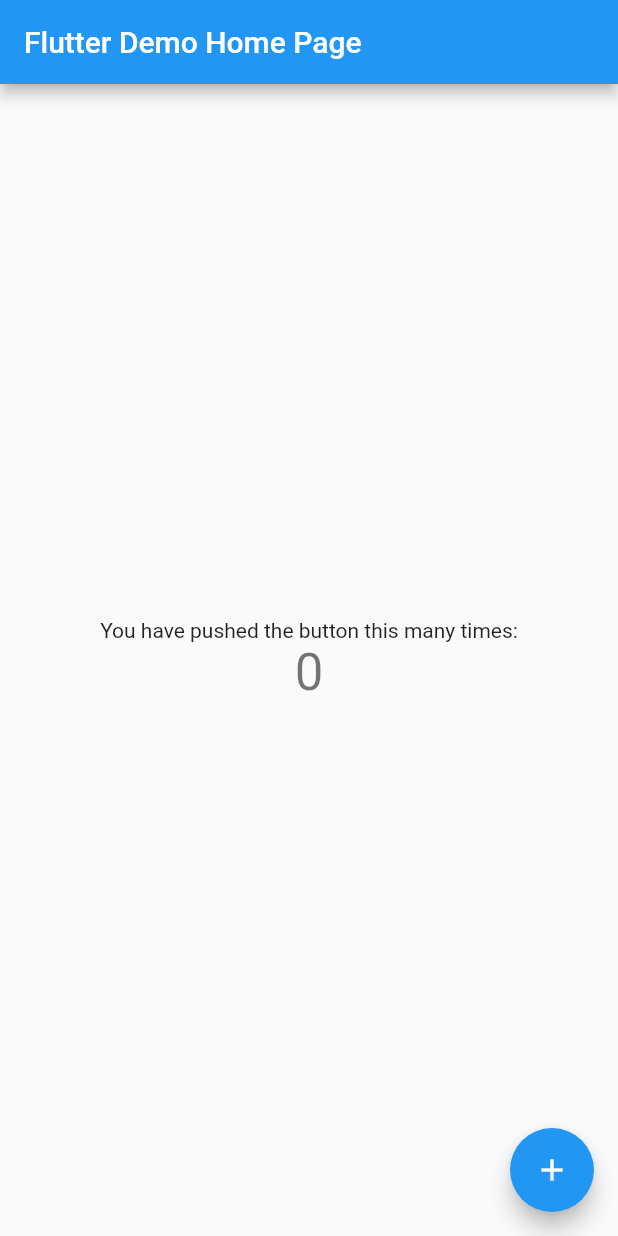
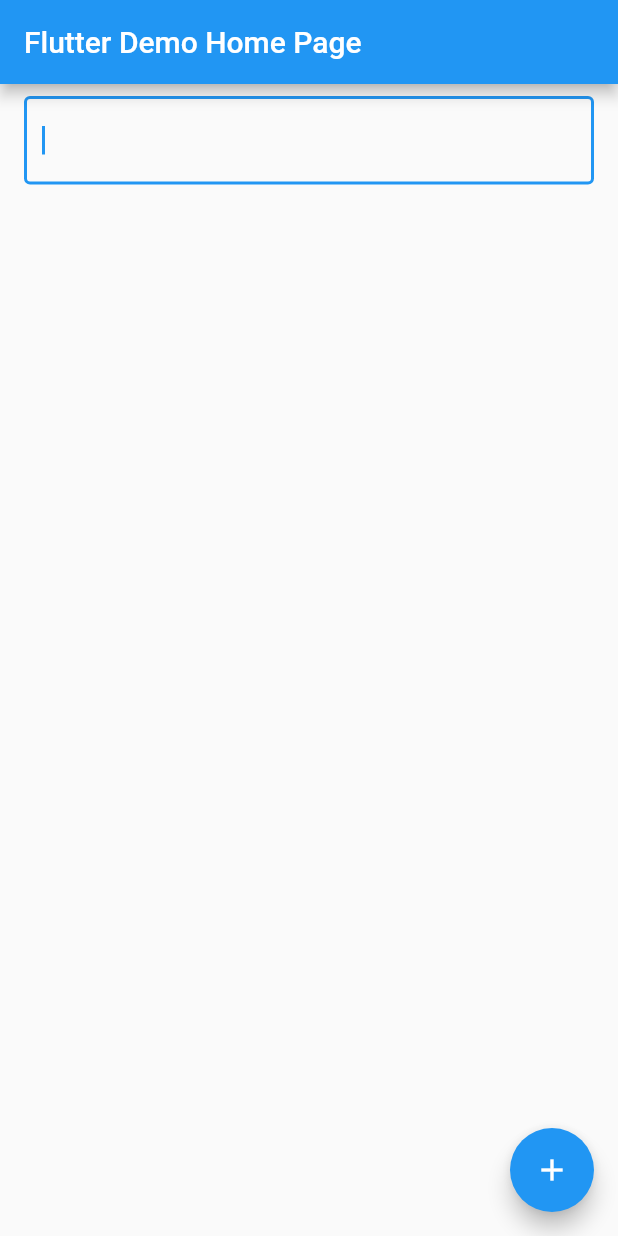
Before and after one commit to ikemura23/flutter-forms-playground, a Flutter app: the screen it shows after launch, on a phone screen of 412 x 824 dp. Run offline on Flutter 3.47's test engine with Material 2 defaults, Android fonts, the phone set to English and light mode, and no system bars.

Commit message:
textFieldFormを配置した

```diff
--- a/lib/main.dart
+++ b/lib/main.dart
@@ -30,6 +30,8 @@ class MyHomePage extends StatefulWidget {
 
 class _MyHomePageState extends State<MyHomePage> {
   int _counter = 0;
+  final _formKey = GlobalKey<_MyHomePageState>();
+  final _textFormKey = GlobalKey<FormFieldState<String>>();
 
   void _incrementCounter() {
     setState(() {
@@ -43,20 +45,7 @@ class _MyHomePageState extends State<MyHomePage> {
       appBar: AppBar(
         title: Text(widget.title),
       ),
-      body: Center(
-        child: Column(
-          mainAxisAlignment: MainAxisAlignment.center,
-          children: <Widget>[
-            const Text(
-              'You have pushed the button this many times:',
-            ),
-            Text(
-              '$_counter',
-              style: Theme.of(context).textTheme.headline4,
-            ),
-          ],
-        ),
-      ),
+      body: _buildBody(),
       floatingActionButton: FloatingActionButton(
         onPressed: _incrementCounter,
         tooltip: 'Increment',
@@ -64,4 +53,29 @@ class _MyHomePageState extends State<MyHomePage> {
       ), // This trailing comma makes auto-formatting nicer for build methods.
     );
   }
+
+  Widget _buildBody() {
+    return SingleChildScrollView(
+      padding: const EdgeInsets.symmetric(horizontal: 16),
+      child: Form(
+        key: _formKey,
+        child: Column(
+          mainAxisSize: MainAxisSize.min,
+          children: [
+            const SizedBox(height: 8),
+            _buildForm(),
+          ],
+        ),
+      ),
+    );
+  }
+
+  Widget _buildForm() {
+    return TextFormField(
+      key: _textFormKey,
+      keyboardType: TextInputType.emailAddress,
+      autofocus: true,
+      decoration: const InputDecoration(border: OutlineInputBorder()),
+    );
+  }
 }
```
